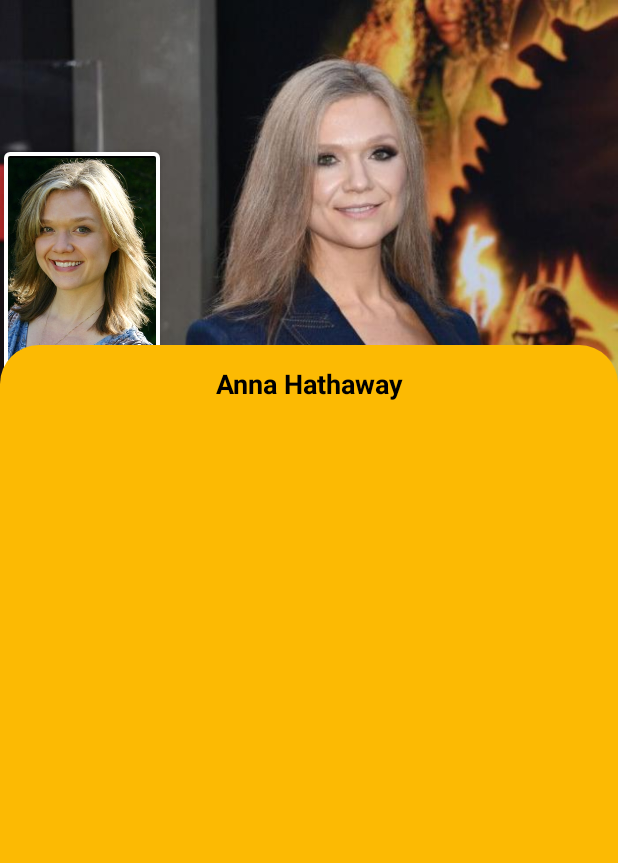
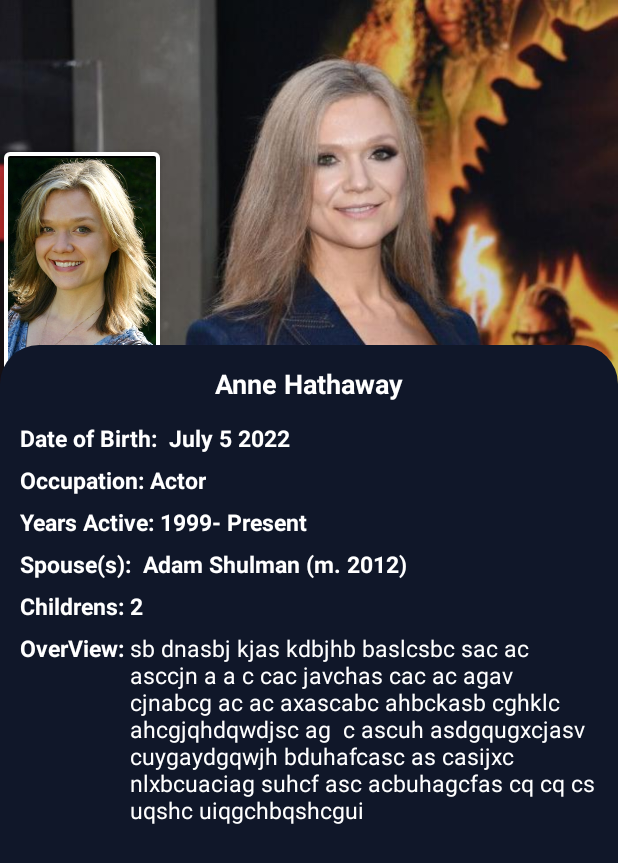
Before and after one commit to ItDocx/Cinemax2.0, an Android app: the CastInfo screen opened directly, with no data from a screen before it, on a phone screen of 412 x 824 dp. Shown: the top 863 px of the screen. Run offline under Robolectric (Android 15) with nearby library versions, the phone set to English and light mode, and no system bars; our stand-ins replace sdp/ssp sizes.

Commit message:
CineMax2.0 Without TMDB JSON for Actors Info

```diff
--- a/app/build.gradle
+++ b/app/build.gradle
@@ -45,5 +45,9 @@ dependencies {
     implementation 'com.intuit.sdp:sdp-android:1.1.0'
     implementation 'com.intuit.ssp:ssp-android:1.1.0'
 
+    //Glide Image
+    implementation 'com.github.bumptech.glide:glide:4.13.2'
+    annotationProcessor 'com.github.bumptech.glide:compiler:4.13.2'
+
 
 }
--- a/app/src/main/res/layout/activity_cast_info.xml
+++ b/app/src/main/res/layout/activity_cast_info.xml
@@ -4,7 +4,7 @@
     xmlns:tools="http://schemas.android.com/tools"
     android:layout_width="match_parent"
     android:layout_height="match_parent"
-    android:background="@color/bg_list"
+    android:background="@color/rating_color"
     tools:context=".CastInfo">
 
 <LinearLayout
@@ -40,28 +40,113 @@
         android:layout_width="match_parent"
         android:layout_height="match_parent"
         android:layout_marginTop="-30dp"
-        android:background="@drawable/bg_profile_layout"
+        android:background="@drawable/bg_recycler"
         android:elevation="@dimen/_5sdp"
         android:orientation="vertical"
         app:layout_constraintEnd_toEndOf="parent"
         app:layout_constraintStart_toStartOf="parent"
         app:layout_constraintTop_toBottomOf="@id/layout_cover">
 
+        <RelativeLayout
+            android:layout_margin="@dimen/_10sdp"
+            android:layout_width="match_parent"
+            android:layout_height="match_parent">
+
             <TextView
 
-            android:layout_margin="@dimen/_10sdp"
                 android:id="@+id/PersonName_txt"
                 android:layout_width="match_parent"
                 android:layout_height="wrap_content"
-            android:text="Anna Hathaway"
-            android:textColor="@color/black"
+                android:layout_marginBottom="@dimen/_10sdp"
+                android:text="Anne Hathaway"
+                android:textAlignment="center"
+                android:textColor="@color/white"
                 android:textSize="@dimen/_14ssp"
+                android:textStyle="bold" />
+
+        <TextView
+            android:id="@+id/DOB_txt"
+            android:layout_below="@id/PersonName_txt"
+            android:layout_width="wrap_content"
+            android:textSize="@dimen/_12ssp"
+            android:layout_height="wrap_content"
+            android:text="Date of Birth:  July 5 2022"
             android:textStyle="bold"
-            android:textAlignment="center"
+            android:textColor="@color/white"/>
+
+            <TextView
+                android:layout_width="wrap_content"
+                android:layout_height="wrap_content"
+                android:textColor="@color/white"
+                android:text="Occupation: Actor"
+                android:textStyle="bold"
+                android:layout_below="@id/DOB_txt"
+                android:textSize="@dimen/_12ssp"
+                android:layout_marginTop="@dimen/_5sdp"
+                android:id="@+id/Occupation_txt"/>
+
+            <TextView
+                android:id="@+id/Active_txt"
+                android:layout_width="wrap_content"
+                android:layout_height="wrap_content"
+                android:textColor="@color/white"
+                android:textSize="@dimen/_12ssp"
+                android:textStyle="bold"
+                android:text="Years Active: 1999- Present"
+                android:layout_below="@id/Occupation_txt"
+                android:layout_marginTop="@dimen/_5sdp"
                 />
 
+            <TextView
+                android:layout_width="wrap_content"
+                android:layout_height="wrap_content"
+                android:id="@+id/Spouse_txt"
+                android:text="Spouse(s):  Adam Shulman (m. 2012)"
+                android:textColor="@color/white"
+                android:textStyle="bold"
+                android:textSize="@dimen/_12ssp"
+                android:layout_below="@id/Active_txt"
+                android:layout_marginTop="@dimen/_5sdp"/>
 
+            <TextView
+                android:layout_width="wrap_content"
+                android:layout_height="wrap_content"
+                android:textStyle="bold"
+                android:textSize="@dimen/_12ssp"
+                android:textColor="@color/white"
+                android:text="Childrens: 2"
+                android:layout_below="@id/Spouse_txt"
+                android:layout_marginTop="@dimen/_5sdp"
+                android:id="@+id/Child_txt"
+                />
 
+            <TextView
+                android:layout_width="wrap_content"
+                android:layout_height="wrap_content"
+                android:text="OverView: "
+                android:textStyle="bold"
+                android:textSize="@dimen/_12ssp"
+                android:textColor="@color/white"
+                android:layout_below="@id/Child_txt"
+                android:layout_marginTop="@dimen/_5sdp"
+                android:id="@+id/OverViewCast_txt"
+                />
+
+            <TextView
+                android:id="@+id/OverViewCastChange_txt"
+                android:layout_width="wrap_content"
+                android:layout_height="wrap_content"
+                android:layout_below="@id/Child_txt"
+                android:layout_marginTop="@dimen/_5sdp"
+                android:layout_toEndOf="@id/OverViewCast_txt"
+                android:text="sb dnasbj kjas kdbjhb baslcsbc sac ac asccjn a a c cac javchas cac ac agav cjnabcg ac ac axascabc ahbckasb cghklc ahcgjqhdqwdjsc ag  c ascuh asdgqugxcjasv cuygaydgqwjh bduhafcasc as casijxc nlxbcuaciag suhcf asc acbuhagcfas cq cq cs uqshc uiqgchbqshcgui"
+                android:textColor="@color/white"
+                android:textSize="@dimen/_12ssp"
+                android:textAlignment="textStart"
+
+                />
+
+        </RelativeLayout>
     </LinearLayout>
 </LinearLayout>
 </androidx.constraintlayout.widget.ConstraintLayout>
```
Also changed, not shown: app/src/main/java/com/example/cinemax/Adapter/MovieAdapter.java (+36 -12 lines), app/src/main/java/com/example/cinemax/MainActivity.java (+7 -5 lines), app/src/main/java/com/example/cinemax/MovieInfo.java (+105 -0 lines), app/src/main/java/com/example/cinemax/URL/JSON_URL.java (added, +7 -0 lines), app/src/main/res/layout/activity_movie_info.xml (+19 -11 lines), app/src/main/res/values/strings.xml (+1 -9 lines), 1 other file. Lines whose indentation alone changed are shown as unchanged.
